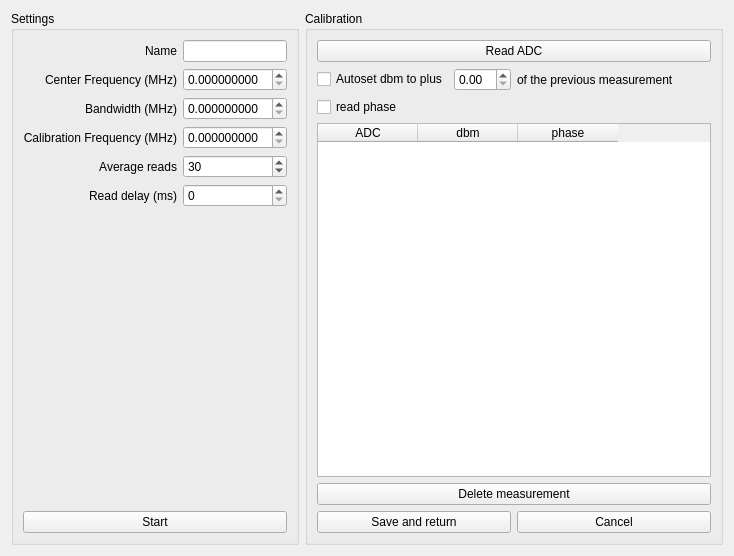
Before: the Qt Designer form pathcalibration.ui in PTDreamer/openMSA, drawn with Qt 5.
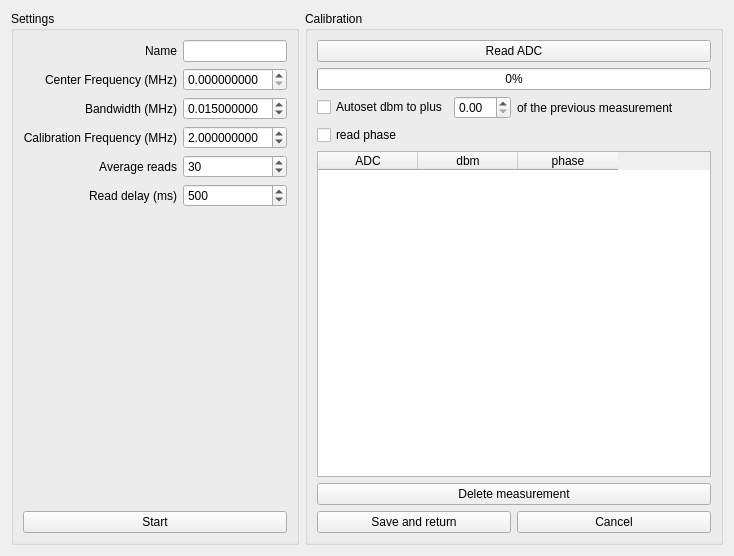
After: the same form once the commit is applied.

Diff of the .ui file:
```diff
--- a/pathcalibration.ui
+++ b/pathcalibration.ui
@@ -35,6 +35,9 @@
         <property name="decimals">
          <number>9</number>
         </property>
+        <property name="value">
+         <double>0.015000000000000</double>
+        </property>
        </widget>
       </item>
       <item row="4" column="1">
@@ -87,7 +90,10 @@
       <item row="5" column="1">
        <widget class="QSpinBox" name="sb_delay">
         <property name="maximum">
-         <number>1000</number>
+         <number>9999</number>
+        </property>
+        <property name="value">
+         <number>500</number>
         </property>
        </widget>
       </item>
@@ -116,6 +122,9 @@
         <property name="decimals">
          <number>9</number>
         </property>
+        <property name="value">
+         <double>2.000000000000000</double>
+        </property>
        </widget>
       </item>
       <item row="2" column="0">
@@ -157,6 +166,13 @@
         </property>
        </widget>
       </item>
+      <item>
+       <widget class="QProgressBar" name="progressBar">
+        <property name="value">
+         <number>0</number>
+        </property>
+       </widget>
+      </item>
       <item>
        <layout class="QHBoxLayout" name="horizontalLayout">
         <item>
```
Left out of the diff: 3 changed lines with no effect on the pictures.
